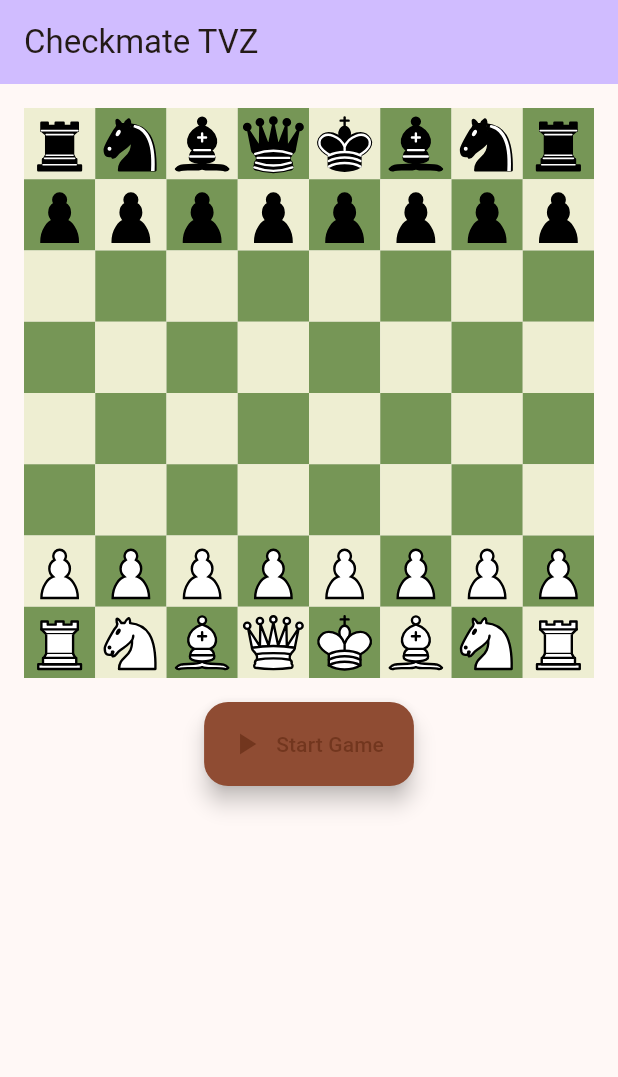
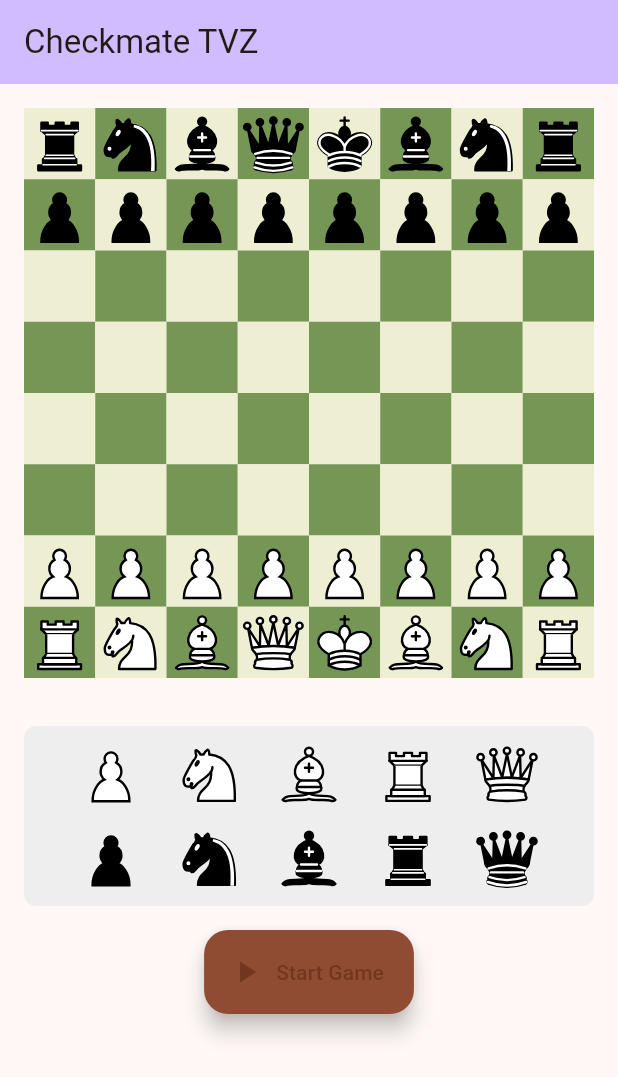
Before and after one commit to TihomirPop/checkmate_tvz, a Flutter app: the screen it shows after launch, on a phone screen of 412 x 824 dp. Shown: the top 1077 px of the screen. Run offline on Flutter 3.47's test engine with Material 3 defaults, Android fonts, the phone set to English and light mode, and no system bars; our stand-ins replace flutter_svg.

Commit message:
add piece spawner

```diff
--- a/lib/ui/widgets/chess_board_widget.dart
+++ b/lib/ui/widgets/chess_board_widget.dart
@@ -6,6 +6,7 @@ import '../../data/result/result.dart';
 import '../../domain/chess_piece.dart';
 import '../../domain/chess_position.dart';
 import 'chess_field.dart';
+import 'piece_spawner_widget.dart';
 
 class ChessBoardWidget extends StatefulWidget {
   const ChessBoardWidget({super.key});
@@ -15,8 +16,8 @@ class ChessBoardWidget extends StatefulWidget {
 }
 
 enum BoardMode {
-  edit,   // User is arranging pieces
-  play    // Normal gameplay with backend
+  edit, // User is arranging pieces
+  play, // Normal gameplay with backend
 }
 
 class _ChessBoardWidgetState extends State<ChessBoardWidget> {
@@ -47,7 +48,7 @@ class _ChessBoardWidgetState extends State<ChessBoardWidget> {
   }
 
   Future<void> _startGame() async {
-    if (_hasStartedGame) return;  // Prevent double-starts
+    if (_hasStartedGame) return; // Prevent double-starts
 
     setState(() {
       _isLoading = true;
@@ -71,14 +72,16 @@ class _ChessBoardWidgetState extends State<ChessBoardWidget> {
       switch (result) {
         case Success(data: final board):
           chessBoard = board;
-          _boardMode = BoardMode.play;  // Transition to play mode
+          _boardMode = BoardMode.play; // Transition to play mode
           if (kDebugMode) {
-            print('[ChessBoard] Game started successfully, switched to Play Mode');
+            print(
+              '[ChessBoard] Game started successfully, switched to Play Mode',
+            );
           }
         case Failure(message: final msg):
           _errorMessage = msg;
-          _boardMode = BoardMode.edit;  // Stay in edit mode on error
-          _hasStartedGame = false;      // Allow retry
+          _boardMode = BoardMode.edit; // Stay in edit mode on error
+          _hasStartedGame = false; // Allow retry
       }
     });
   }
@@ -122,19 +125,24 @@ class _ChessBoardWidgetState extends State<ChessBoardWidget> {
 
     return Column(
       children: [
-        board(),  // Existing board widget
+        board(), // Existing board widget
 
-        if (_boardMode == BoardMode.edit)
-          Positioned(
-            bottom: 16,
-            right: 16,
-            child: FloatingActionButton.extended(
-              onPressed: _startGame,
-              icon: const Icon(Icons.play_arrow),
-              label: const Text('Start Game'),
-              backgroundColor: Theme.of(context).colorScheme.primary,
-            ),
+        if (_boardMode == BoardMode.edit) ...[
+          const SizedBox(height: 16),
+          // Piece spawner for adding pieces to the board
+          const Padding(
+            padding: EdgeInsets.symmetric(horizontal: 16.0),
+            child: PieceSpawnerWidget(),
           ),
+          const SizedBox(height: 16),
+          // Start game button (fixed: removed Positioned wrapper)
+          FloatingActionButton.extended(
+            onPressed: _startGame,
+            icon: const Icon(Icons.play_arrow),
+            label: const Text('Start Game'),
+            backgroundColor: Theme.of(context).colorScheme.primary,
+          ),
+        ],
       ],
     );
   }
@@ -168,9 +176,9 @@ class _ChessBoardWidgetState extends State<ChessBoardWidget> {
             ElevatedButton.icon(
               onPressed: () {
                 setState(() {
-                  _errorMessage = null;  // Clear error, try again
+                  _errorMessage = null; // Clear error, try again
                 });
-                _startGame();  // Retry with current position (NOT _initializeGame)
+                _startGame(); // Retry with current position (NOT _initializeGame)
               },
               icon: const Icon(Icons.refresh),
               label: const Text('Retry'),
--- /dev/null
+++ b/lib/ui/widgets/piece_spawner_widget.dart
@@ -0,0 +1,96 @@
+import 'package:flutter/material.dart';
+import 'package:flutter_svg/flutter_svg.dart';
+import '../../domain/chess_piece.dart';
+
+/// Widget that provides an infinite supply of chess pieces for edit mode.
+///
+/// Displays two rows of draggable pieces (white and black), excluding kings.
+/// Pieces can be dragged onto the board to add them during edit mode.
+/// Unlike normal dragging, pieces remain visible in the spawner after being dragged.
+class PieceSpawnerWidget extends StatelessWidget {
+  const PieceSpawnerWidget({super.key});
+
+  @override
+  Widget build(BuildContext context) {
+    // Define pieces for spawner (excluding kings)
+    final lightPieces = [
+      const ChessPiece(type: PieceType.pawn, color: PieceColor.light),
+      const ChessPiece(type: PieceType.knight, color: PieceColor.light),
+      const ChessPiece(type: PieceType.bishop, color: PieceColor.light),
+      const ChessPiece(type: PieceType.rook, color: PieceColor.light),
+      const ChessPiece(type: PieceType.queen, color: PieceColor.light),
+    ];
+
+    final darkPieces = [
+      const ChessPiece(type: PieceType.pawn, color: PieceColor.dark),
+      const ChessPiece(type: PieceType.knight, color: PieceColor.dark),
+      const ChessPiece(type: PieceType.bishop, color: PieceColor.dark),
+      const ChessPiece(type: PieceType.rook, color: PieceColor.dark),
+      const ChessPiece(type: PieceType.queen, color: PieceColor.dark),
+    ];
+
+    return Container(
+      padding: const EdgeInsets.symmetric(vertical: 8, horizontal: 16),
+      decoration: BoxDecoration(
+        color: Colors.grey[200],
+        borderRadius: BorderRadius.circular(8),
+      ),
+      child: Column(
+        mainAxisSize: MainAxisSize.min,
+        children: [
+          // White pieces row
+          Row(
+            mainAxisAlignment: MainAxisAlignment.spaceEvenly,
+            children: lightPieces
+                .map((piece) => _buildDraggablePiece(piece))
+                .toList(),
+          ),
+          const SizedBox(height: 8),
+          // Black pieces row
+          Row(
+            mainAxisAlignment: MainAxisAlignment.spaceEvenly,
+            children: darkPieces
+                .map((piece) => _buildDraggablePiece(piece))
+                .toList(),
+          ),
+        ],
+      ),
+    );
+  }
+
+  Widget _buildDraggablePiece(ChessPiece piece) {
+    final pieceImage = SvgPicture.asset(
+      piece.assetPath,
+      width: 50,
+      height: 50,
+      fit: BoxFit.contain,
+    );
+
+    return Draggable<ChessPiece>(
+      data: piece,
+      feedback: SizedBox(
+        width: 60,
+        height: 60,
+        child: Opacity(
+          opacity: 0.8,
+          child: SvgPicture.asset(piece.assetPath, fit: BoxFit.contain),
+        ),
+      ),
+      childWhenDragging: Container(
+        width: 48,
+        height: 48,
+        alignment: Alignment.center,
+        child: Opacity(
+          opacity: 1.0,
+          child: pieceImage,
+        ),
+      ),
+      child: Container(
+        width: 48,
+        height: 48,
+        alignment: Alignment.center,
+        child: pieceImage,
+      ),
+    );
+  }
+}
```
